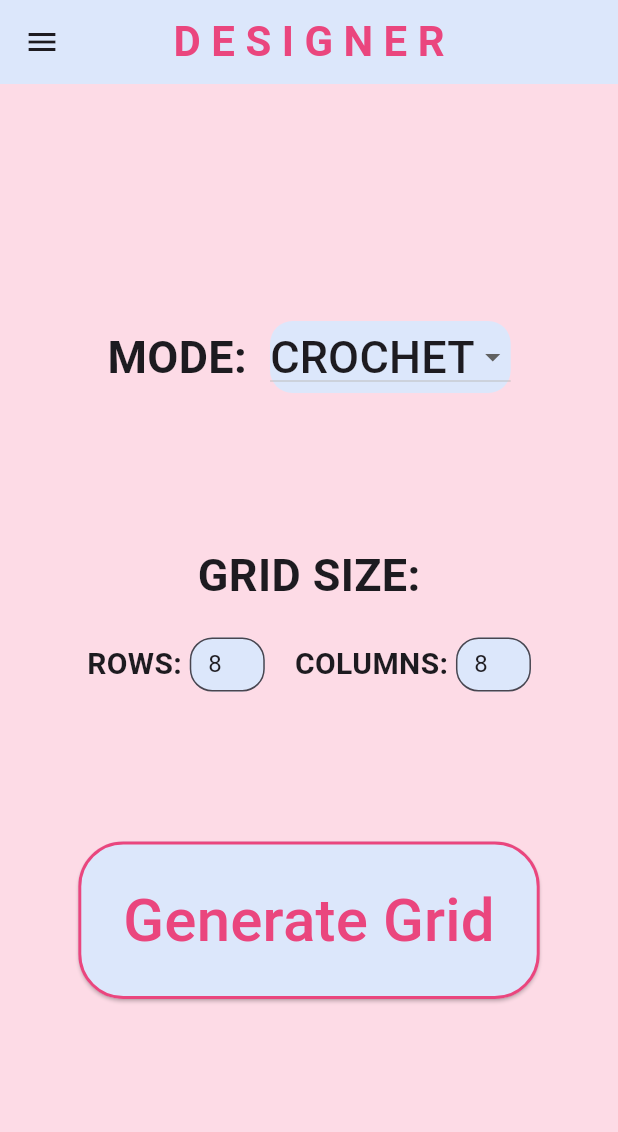
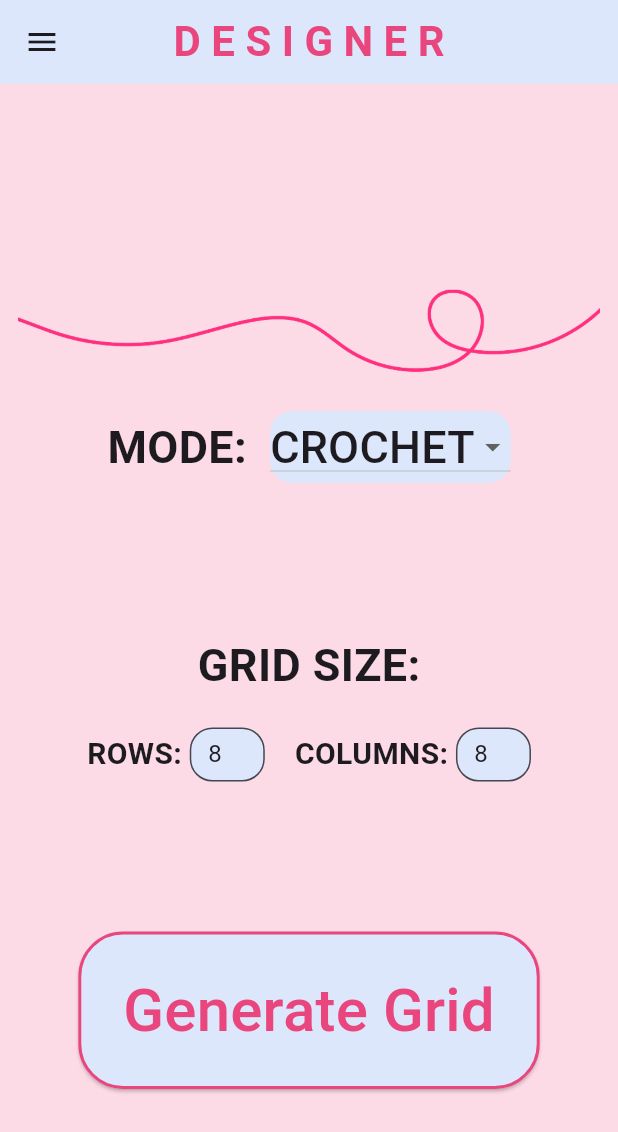
Before and after one commit to Ayesha-Jan/stitch-atlas, a Flutter app: the Designer screen opened by its route, on a phone screen of 412 x 824 dp. Shown: the top 1132 px of the screen. Run offline on Flutter 3.47's test engine with Material 3 defaults, Android fonts, the phone set to English and light mode, and no system bars; our stand-ins replace flutter_colorpicker, flutter_svg.

Commit message:
Fixing layout and adding images

```diff
--- a/lib/main.dart
+++ b/lib/main.dart
@@ -1,6 +1,5 @@
 import 'package:flutter/material.dart';
 import 'package:stitch_atlas/pages/designer.dart';
-import 'package:stitch_atlas/pages/grid.dart';
 import 'package:stitch_atlas/pages/explorer.dart';
 import 'package:stitch_atlas/pages/home.dart';
 
--- a/lib/pages/designer.dart
+++ b/lib/pages/designer.dart
@@ -75,6 +75,13 @@ class _DesignerState extends State<Designer> {
           child: Column(
             mainAxisAlignment: MainAxisAlignment.center,
             children: [
+              Image.asset(
+                'assets/images/string.png',
+                height: 100,
+                width: double.infinity,
+                fit: BoxFit.fitWidth,
+              ),
+              SizedBox(height: 20),
               Row(
                 mainAxisAlignment: MainAxisAlignment.center,
                 children: [
--- a/lib/pages/grid.dart
+++ b/lib/pages/grid.dart
@@ -31,8 +31,8 @@ class _GridState extends State<Grid> {
   List<List<String>> grid = []; // 2D list to hold values (crochet_symbols or colors)
   String selectedSymbol = "no stitch"; // default stitch icon
 
-  List<List<List<String>>> _undoStack = [];
-  List<List<List<String>>> _redoStack = [];
+  final List<List<List<String>>> _undoStack = [];
+  final List<List<List<String>>> _redoStack = [];
 
   Color selectedColor = Colors.blue[100]!;
   List<Color> recentColors = [Colors.blue[100]!];
--- a/pubspec.yaml
+++ b/pubspec.yaml
@@ -63,7 +63,7 @@ flutter:
 
   # To add assets to your application, add an assets section, like this:
   assets:
-    - assets/images/background.png
+    - assets/images/
     - assets/crochet_symbols/
     - assets/knit_symbols/
 
```
Also changed, not shown: assets/images/crochet.png (added), assets/images/knit.png (added), assets/images/string.png (added), assets/images/yarn.png (added), lib/pages/home.dart (indentation only).
